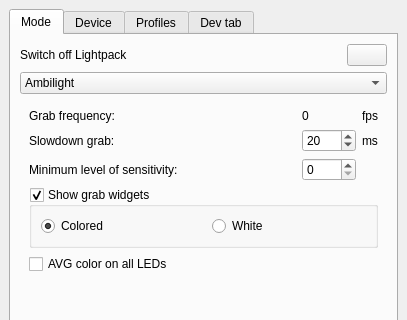
Old version of the form Software/src/SettingsWindow.ui in the repository Atarity/Lightpack; both pictures show x 0 to 407 and y 0 to 320 of the 407 by 654 pixel window.
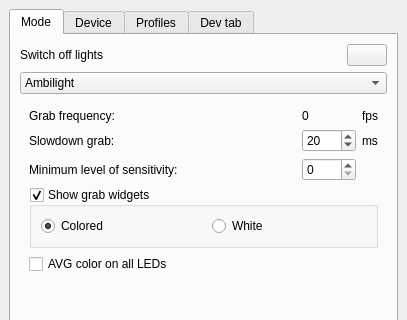
New version of the form. Icons and pictures are not drawn. Custom widgets are drawn as their Qt base class.

Commit message: Software: rename "Switch off Lightpack" to "Switch off lights"; fix switch lang in "Switch off/on lights" text; update ru_RU translation;

The edit to the form file:
```diff
--- a/Software/src/SettingsWindow.ui
+++ b/Software/src/SettingsWindow.ui
@@ -59,7 +59,7 @@
              </font>
             </property>
             <property name="text">
-             <string>Switch off Lightpack</string>
+             <string notr="true">Switch off lights</string>
             </property>
             <property name="alignment">
              <set>Qt::AlignLeading|Qt::AlignLeft|Qt::AlignVCenter</set>
```
The commit also changes 3 other files.
